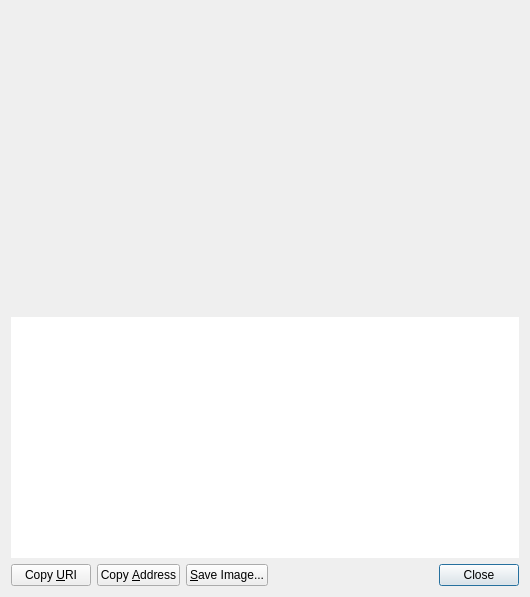
soom-4th-blockchain/soom-core, file src/qt/forms/receiverequestdialog.ui: the form before one commit.
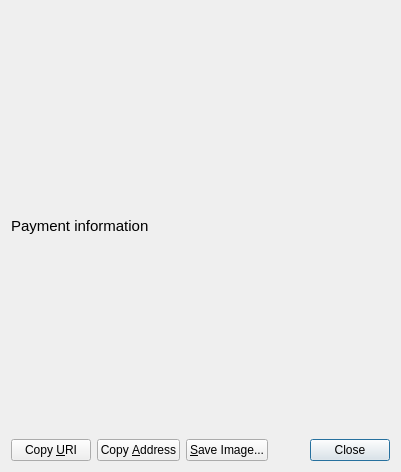
The form after the commit. Custom widgets are drawn as their Qt base class.

Patch:
```diff
--- a/src/qt/forms/receiverequestdialog.ui
+++ b/src/qt/forms/receiverequestdialog.ui
@@ -6,23 +6,23 @@
    <rect>
     <x>0</x>
     <y>0</y>
-    <width>530</width>
-    <height>597</height>
+    <width>401</width>
+    <height>472</height>
    </rect>
   </property>
   <layout class="QVBoxLayout" name="verticalLayout_3">
    <item>
     <widget class="QRImageWidget" name="lblQRCode">
      <property name="sizePolicy">
-      <sizepolicy hsizetype="Expanding" vsizetype="Fixed">
+      <sizepolicy hsizetype="Expanding" vsizetype="Expanding">
        <horstretch>0</horstretch>
        <verstretch>0</verstretch>
       </sizepolicy>
      </property>
      <property name="minimumSize">
       <size>
-       <width>300</width>
-       <height>300</height>
+       <width>0</width>
+       <height>0</height>
       </size>
      </property>
      <property name="toolTip">
@@ -39,10 +39,33 @@
      </property>
     </widget>
    </item>
+   <item>
+    <widget class="QLabel" name="lblPayInfoTitle">
+     <property name="minimumSize">
+      <size>
+       <width>0</width>
+       <height>0</height>
+      </size>
+     </property>
+     <property name="font">
+      <font>
+       <pointsize>11</pointsize>
+       <weight>50</weight>
+       <bold>false</bold>
+      </font>
+     </property>
+     <property name="text">
+      <string>Payment information</string>
+     </property>
+    </widget>
+   </item>
    <item>
     <widget class="QTextEdit" name="outUri">
+     <property name="enabled">
+      <bool>false</bool>
+     </property>
      <property name="sizePolicy">
-      <sizepolicy hsizetype="Expanding" vsizetype="Expanding">
+      <sizepolicy hsizetype="Preferred" vsizetype="Preferred">
        <horstretch>0</horstretch>
        <verstretch>0</verstretch>
       </sizepolicy>
@@ -50,7 +73,7 @@
      <property name="minimumSize">
       <size>
        <width>0</width>
-       <height>50</height>
+       <height>0</height>
       </size>
      </property>
      <property name="frameShape">
```
